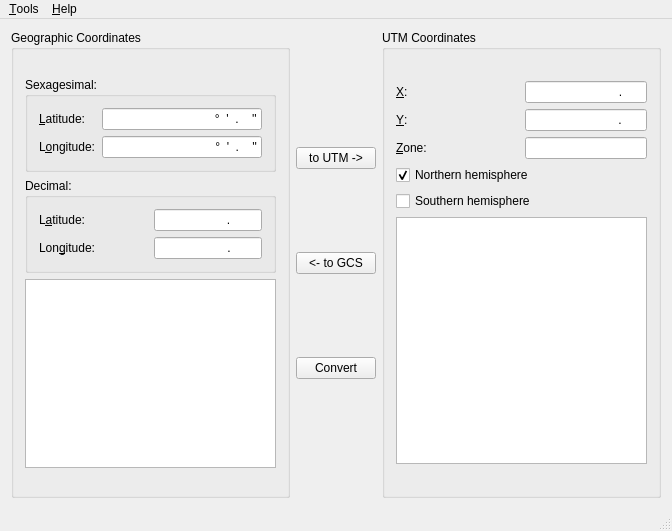
This is mainwindow.ui in ecoslacker/coordinates-conversion-tool as Qt 5 draws it before an edit. The edited form follows.
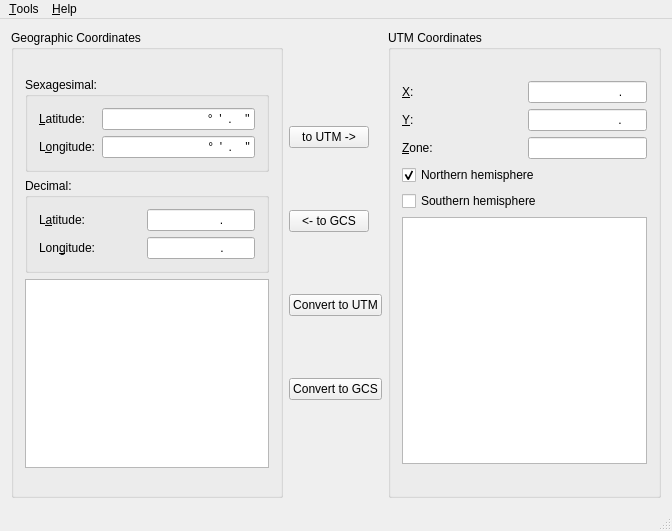
This is the edited form. Icons and pictures are not drawn.

What changed in the file:
```diff
--- a/mainwindow.ui
+++ b/mainwindow.ui
@@ -267,7 +267,14 @@
       <item>
        <widget class="QPushButton" name="convertButton">
         <property name="text">
-         <string>Convert</string>
+         <string>Convert to UTM</string>
+        </property>
+       </widget>
+      </item>
+      <item>
+       <widget class="QPushButton" name="convertUTMButton">
+        <property name="text">
+         <string>Convert to GCS</string>
         </property>
        </widget>
       </item>
```
Left out of the diff: 4 changed lines with no effect on the pictures.
